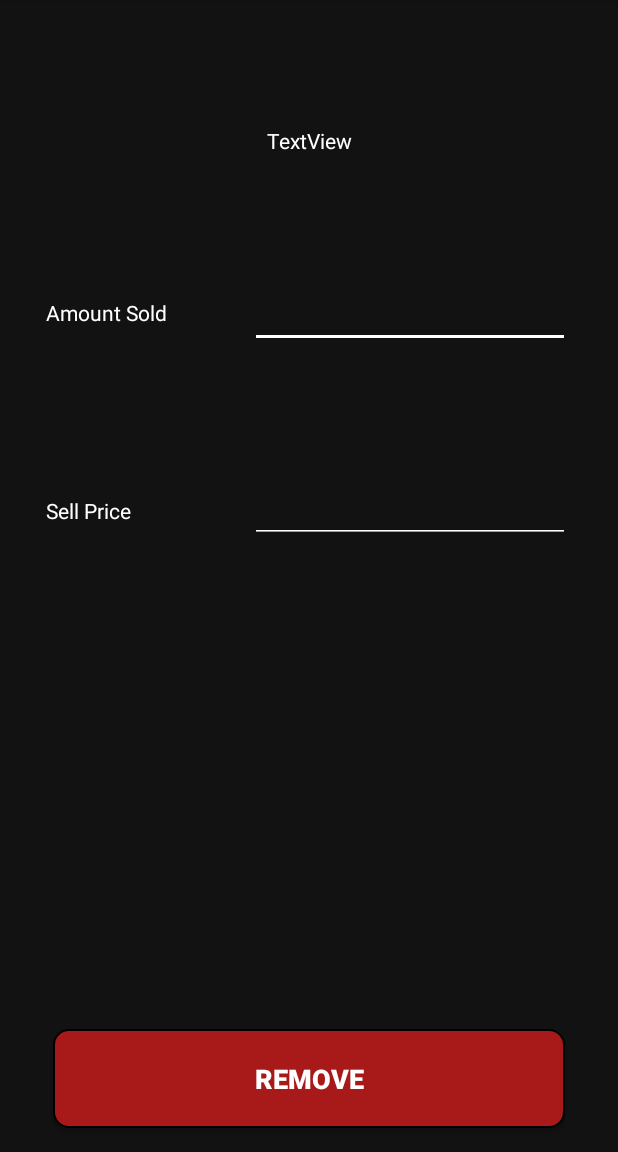
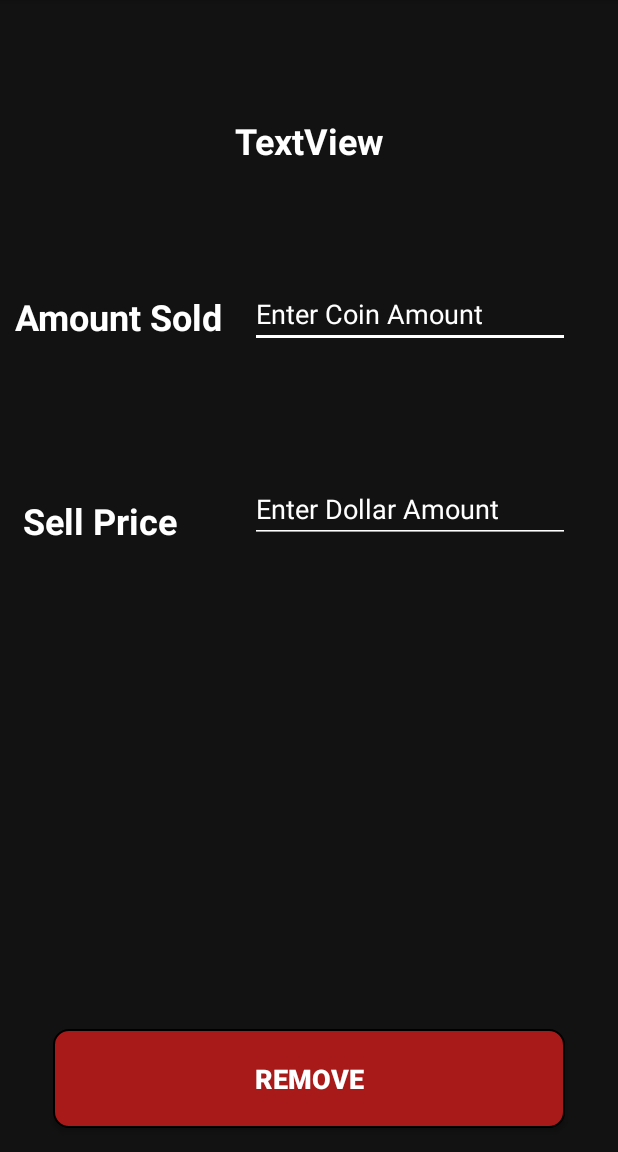
Before and after one commit to cristian19cr7/CoinFolio, an Android app: the RemoveCoinAssetInfo screen opened directly, with no data from a screen before it, on a phone screen of 412 x 824 dp, the part 84-1236 px from its top. Run offline under Robolectric (Android 15) with nearby library versions, the phone set to English and light mode, and no system bars; our stand-ins replace Firebase (no records; nobody signed in at launch, a user with empty details on screens opened directly); network calls fail; 1 statement that could not run was skipped.

Commit message:
Fixed Remove Coin Text
Fixed text inconsistency between add and remove coin pages

```diff
--- a/app/src/main/res/layout/activity_remove_coin_asset_info.xml
+++ b/app/src/main/res/layout/activity_remove_coin_asset_info.xml
@@ -15,6 +15,8 @@
         android:layout_marginRight="32dp"
         android:textColor="#FFFFFF"
         android:ems="10"
+        android:hint="@string/EnterCoinAmount"
+        android:textColorHint="#FFFFFF"
         android:inputType="numberDecimal"
         android:backgroundTint="#FFFFFF"
         app:layout_constraintBottom_toBottomOf="parent"
@@ -28,6 +30,8 @@
         android:layout_height="wrap_content"
         android:text="Amount Sold"
         android:textColor="#FFFFFF"
+        android:textSize="24sp"
+        android:textStyle="bold"
         app:layout_constraintBottom_toBottomOf="parent"
         app:layout_constraintEnd_toStartOf="@+id/amount_remove_input"
         app:layout_constraintHorizontal_bias="0.355"
@@ -48,12 +52,14 @@
         android:layout_height="wrap_content"
         android:text="Sell Price"
         android:textColor="#FFFFFF"
+        android:textSize="24sp"
+        android:textStyle="bold"
         app:layout_constraintBottom_toBottomOf="parent"
         app:layout_constraintEnd_toStartOf="@+id/amount_sold_price_input"
-        app:layout_constraintHorizontal_bias="0.28"
+        app:layout_constraintHorizontal_bias="0.238"
         app:layout_constraintStart_toStartOf="parent"
         app:layout_constraintTop_toBottomOf="@+id/amount_remove_TV"
-        app:layout_constraintVertical_bias="0.212" />
+        app:layout_constraintVertical_bias="0.203" />
 
     <EditText
         android:id="@+id/amount_sold_price_input"
@@ -64,6 +70,8 @@
         android:layout_marginRight="32dp"
         android:ems="10"
         android:backgroundTint="#FFFFFF"
+        android:hint="@string/EnterDollarAmount"
+        android:textColorHint="#FFFFFF"
         android:inputType="numberDecimal"
         app:layout_constraintBottom_toBottomOf="parent"
         app:layout_constraintEnd_toEndOf="parent"
@@ -93,6 +101,8 @@
         android:layout_height="wrap_content"
         android:text="TextView"
         android:textColor="#FFFFFF"
+        android:textSize="24sp"
+        android:textStyle="bold"
         app:layout_constraintBottom_toTopOf="@+id/amount_remove_input"
         app:layout_constraintEnd_toEndOf="parent"
         app:layout_constraintStart_toStartOf="parent"
```
